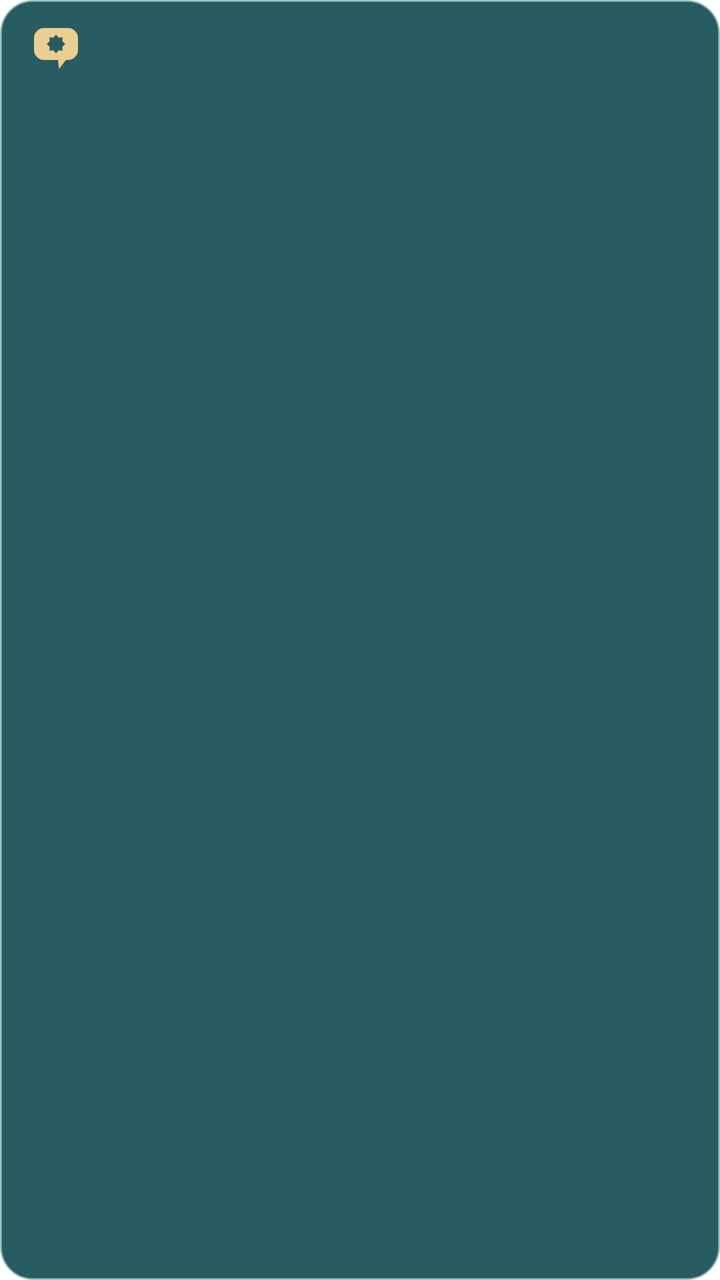
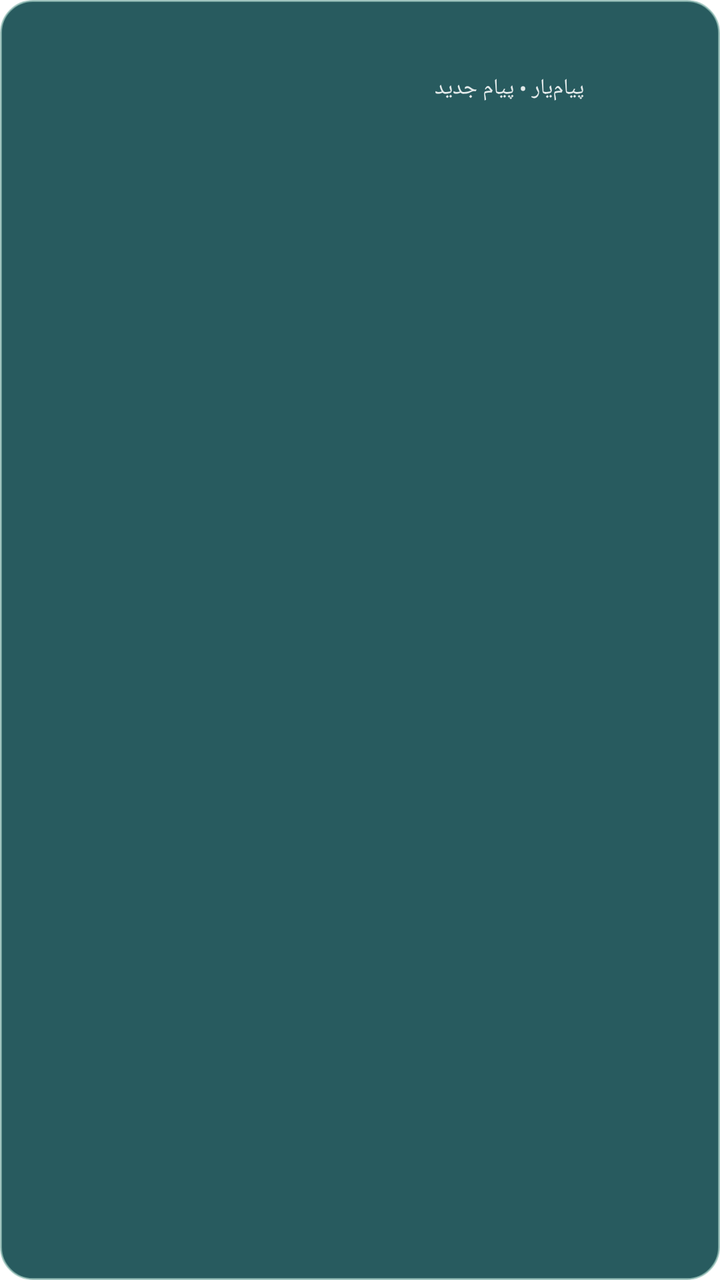

Compare the two renders of this Android layout. The source of the first and the diff that turns it into the second are given below.
<!-- AndroidManifest.xml: fallback theme Theme.MaterialComponents.DayNight.NoActionBar -->
<!-- res/layout/payamyar_notification_expanded.xml -->
<?xml version="1.0" encoding="utf-8"?>
<LinearLayout xmlns:android="http://schemas.android.com/apk/res/android"
    android:layout_width="match_parent"
    android:layout_height="wrap_content"
    android:minHeight="70dp"
    android:paddingStart="14dp"
    android:paddingEnd="14dp"
    android:paddingTop="10dp"
    android:paddingBottom="10dp"
    android:orientation="horizontal"
    android:gravity="top"
    android:background="@drawable/payamyar_notification_glass">
    <ImageView android:layout_width="28dp" android:layout_height="28dp"
        android:src="@drawable/ic_stat_payamyar"
        android:contentDescription="پیامیار"
        android:tint="#EACD91" />
    <LinearLayout android:layout_marginStart="12dp" android:layout_width="0dp"
        android:layout_weight="1" android:layout_height="wrap_content"
        android:orientation="vertical">
        <TextView android:id="@+id/glass_sender" android:layout_width="match_parent"
            android:layout_height="wrap_content" android:maxLines="2"
            android:ellipsize="end" android:textStyle="bold" android:textSize="14sp"
            android:textColor="#FFFFFF" />
        <TextView android:id="@+id/glass_preview" android:layout_width="match_parent"
            android:layout_height="wrap_content" android:maxLines="10"
            android:ellipsize="end" android:textSize="13sp"
            android:lineSpacingExtra="3dp" android:textColor="#E8F0ED" />
    </LinearLayout>
</LinearLayout>
<!-- resources referenced by this layout -->
<resources>
  <!-- drawable ic_stat_payamyar (drawable) -->
  <?xml version="1.0" encoding="utf-8"?>
  <vector xmlns:android="http://schemas.android.com/apk/res/android" android:width="24dp" android:height="24dp" android:viewportWidth="56" android:viewportHeight="56">
    <group android:translateX="-26" android:translateY="-27">
      <path android:fillColor="#FFFFFFFF" android:fillType="evenOdd" android:pathData="M42,35H66A10,10 0 0 1 76,45V57A10,10 0 0 1 66,67H64L57,76L56,67H42A10,10 0 0 1 32,57V45A10,10 0 0 1 42,35ZM54.00,41.60L56.64,44.63L60.65,44.35L60.37,48.36L63.40,51.00L60.37,53.64L60.65,57.65L56.64,57.37L54.00,60.40L51.36,57.37L47.35,57.65L47.63,53.64L44.60,51.00L47.63,48.36L47.35,44.35L51.36,44.63Z"/>
    </group>
  </vector>
  <!-- drawable payamyar_notification_glass (drawable) -->
  <?xml version="1.0" encoding="utf-8"?>
  <shape xmlns:android="http://schemas.android.com/apk/res/android" android:shape="rectangle">
    <corners android:radius="16dp"/>
    <solid android:color="#F01B5156"/>
    <stroke android:width="1dp" android:color="#B28DBBB2"/>
  </shape>
</resources>

<!-- the commit's change to res/layout/payamyar_notification_expanded.xml (unified diff, before → after) -->
@@ -1,29 +1,92 @@
 <?xml version="1.0" encoding="utf-8"?>
-<LinearLayout xmlns:android="http://schemas.android.com/apk/res/android"
+<FrameLayout xmlns:android="http://schemas.android.com/apk/res/android"
+    android:id="@+id/glass_frame"
     android:layout_width="match_parent"
     android:layout_height="wrap_content"
-    android:minHeight="70dp"
-    android:paddingStart="14dp"
-    android:paddingEnd="14dp"
-    android:paddingTop="10dp"
-    android:paddingBottom="10dp"
-    android:orientation="horizontal"
-    android:gravity="top"
-    android:background="@drawable/payamyar_notification_glass">
-    <ImageView android:layout_width="28dp" android:layout_height="28dp"
-        android:src="@drawable/ic_stat_payamyar"
-        android:contentDescription="پیامیار"
-        android:tint="#EACD91" />
-    <LinearLayout android:layout_marginStart="12dp" android:layout_width="0dp"
-        android:layout_weight="1" android:layout_height="wrap_content"
-        android:orientation="vertical">
-        <TextView android:id="@+id/glass_sender" android:layout_width="match_parent"
-            android:layout_height="wrap_content" android:maxLines="2"
-            android:ellipsize="end" android:textStyle="bold" android:textSize="14sp"
+    android:minHeight="128dp"
+    android:background="@drawable/payamyar_notification_glass"
+    android:layoutDirection="rtl">
+    <ImageView
+        android:id="@+id/glass_backdrop"
+        android:layout_width="match_parent"
+        android:layout_height="match_parent"
+        android:scaleType="fitXY"
+        android:contentDescription="@null" />
+    <LinearLayout
+        android:layout_width="match_parent"
+        android:layout_height="wrap_content"
+        android:orientation="vertical"
+        android:paddingStart="14dp"
+        android:paddingEnd="14dp"
+        android:paddingTop="12dp"
+        android:paddingBottom="12dp">
+        <LinearLayout
+            android:layout_width="match_parent"
+            android:layout_height="wrap_content"
+            android:gravity="center_vertical"
+            android:orientation="horizontal">
+            <ImageView
+                android:id="@+id/glass_avatar"
+                android:layout_width="44dp"
+                android:layout_height="44dp"
+                android:contentDescription="تصویر فرستنده" />
+            <LinearLayout
+                android:layout_width="0dp"
+                android:layout_height="wrap_content"
+                android:layout_weight="1"
+                android:layout_marginStart="10dp"
+                android:orientation="vertical">
+                <TextView
+                    android:id="@+id/glass_sender"
+                    android:layout_width="match_parent"
+                    android:layout_height="wrap_content"
+                    android:maxLines="2"
+                    android:ellipsize="end"
+                    android:textStyle="bold"
+                    android:textSize="15sp"
+                    android:textColor="#FFFFFF" />
+                <TextView
+                    android:id="@+id/glass_meta"
+                    android:layout_width="match_parent"
+                    android:layout_height="wrap_content"
+                    android:text="پیام‌یار • پیام جدید"
+                    android:textSize="11sp"
+                    android:textColor="#DEFFFFFF" />
+            </LinearLayout>
+            <TextView
+                android:id="@+id/glass_clock"
+                android:layout_width="wrap_content"
+                android:layout_height="wrap_content"
+                android:textSize="11sp"
+                android:textDirection="ltr"
+                android:textColor="#DEFFFFFF" />
+        </LinearLayout>
+        <TextView
+            android:id="@+id/glass_preview"
+            android:layout_width="match_parent"
+            android:layout_height="wrap_content"
+            android:layout_marginTop="12dp"
+            android:maxLines="10"
+            android:ellipsize="end"
+            android:textDirection="firstStrong"
+            android:gravity="right"
+            android:textSize="14sp"
+            android:lineSpacingExtra="4dp"
             android:textColor="#FFFFFF" />
-        <TextView android:id="@+id/glass_preview" android:layout_width="match_parent"
-            android:layout_height="wrap_content" android:maxLines="10"
-            android:ellipsize="end" android:textSize="13sp"
-            android:lineSpacingExtra="3dp" android:textColor="#E8F0ED" />
+        <TextView
+            android:id="@+id/glass_code"
+            android:layout_width="wrap_content"
+            android:layout_height="wrap_content"
+            android:layout_gravity="start"
+            android:layout_marginTop="12dp"
+            android:paddingStart="14dp"
+            android:paddingEnd="14dp"
+            android:paddingTop="8dp"
+            android:paddingBottom="8dp"
+            android:background="@drawable/payamyar_notification_chip"
+            android:textSize="12sp"
+            android:textStyle="bold"
+            android:textColor="#FFFFFF"
+            android:visibility="gone" />
     </LinearLayout>
-</LinearLayout>
+</FrameLayout>
<!-- resource entries referenced after the edit -->
@@ -1,12 +1,12 @@
 <!-- resources referenced by this layout -->
 <resources>
-  <!-- drawable ic_stat_payamyar (drawable) -->
+  <!-- drawable payamyar_notification_chip (drawable) -->
   <?xml version="1.0" encoding="utf-8"?>
-  <vector xmlns:android="http://schemas.android.com/apk/res/android" android:width="24dp" android:height="24dp" android:viewportWidth="56" android:viewportHeight="56">
-    <group android:translateX="-26" android:translateY="-27">
-      <path android:fillColor="#FFFFFFFF" android:fillType="evenOdd" android:pathData="M42,35H66A10,10 0 0 1 76,45V57A10,10 0 0 1 66,67H64L57,76L56,67H42A10,10 0 0 1 32,57V45A10,10 0 0 1 42,35ZM54.00,41.60L56.64,44.63L60.65,44.35L60.37,48.36L63.40,51.00L60.37,53.64L60.65,57.65L56.64,57.37L54.00,60.40L51.36,57.37L47.35,57.65L47.63,53.64L44.60,51.00L47.63,48.36L47.35,44.35L51.36,44.63Z"/>
-    </group>
-  </vector>
+  <shape xmlns:android="http://schemas.android.com/apk/res/android" android:shape="rectangle">
+      <corners android:radius="22dp" />
+      <solid android:color="#338DCEC5" />
+      <stroke android:width="1dp" android:color="#88FFFFFF" />
+  </shape>
   <!-- drawable payamyar_notification_glass (drawable) -->
   <?xml version="1.0" encoding="utf-8"?>
   <shape xmlns:android="http://schemas.android.com/apk/res/android" android:shape="rectangle">
